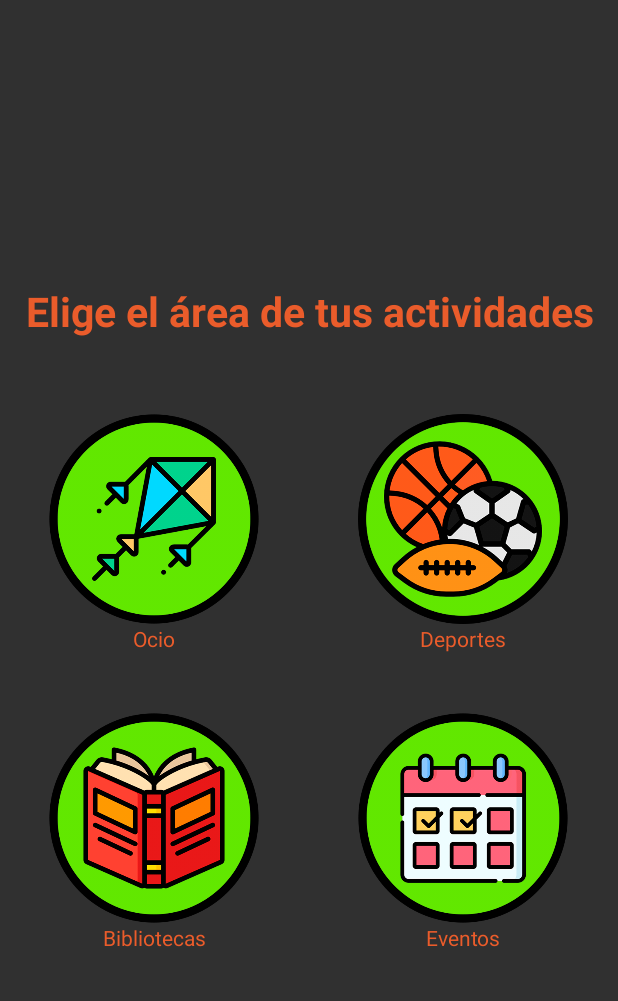
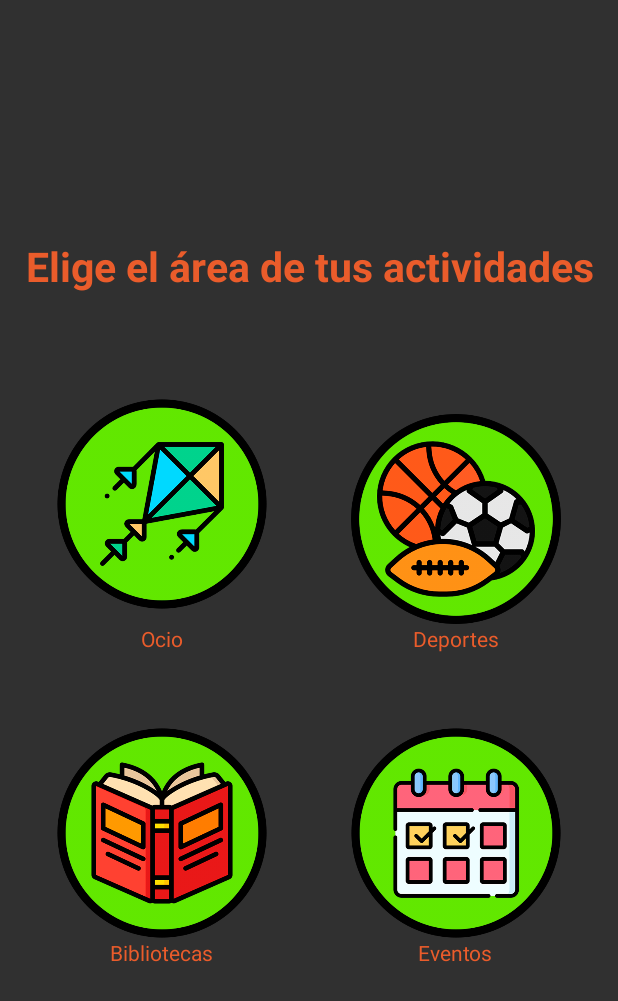
Before and after one commit to Sof396/CUMN, an Android app: the screen it shows after launch (MenuPrincipal), on a phone screen of 412 x 824 dp. Shown: the top 1001 px of the screen. Run offline under Robolectric (Android 15) with nearby library versions, the phone set to English and light mode, and no system bars.

```diff
--- a/app/src/main/res/layout/activity_menu.xml
+++ b/app/src/main/res/layout/activity_menu.xml
@@ -18,21 +18,22 @@
         android:textStyle="bold"
         android:textSize="27dp"
         android:textColor="@color/color_primario_oscuro"
-        android:text="Elige el área de tus actividades"/>
+        android:text="@string/titulo_categorías"/>
 
     <LinearLayout
         android:orientation="horizontal"
         android:layout_width="match_parent"
         android:layout_height="wrap_content"
         android:baselineAligned="false"
-        android:layout_marginBottom="40dp">
+        android:padding="10dp">
 
         <LinearLayout
             android:layout_width="0dp"
             android:layout_height="wrap_content"
             android:layout_weight="1"
             android:gravity="center"
-            android:orientation="vertical">
+            android:orientation="vertical"
+            android:padding="10dp">
 
             <ImageView
                 android:id="@+id/Ocio"
@@ -45,7 +46,8 @@
                 android:layout_height="wrap_content"
                 android:baselineAligned="false"
                 android:text="@string/Ocio"
-                android:textColor="@color/color_primario_oscuro" />
+                android:textColor="@color/color_primario_oscuro"
+                android:padding="10dp"/>
 
         </LinearLayout>
 
@@ -54,7 +56,8 @@
             android:layout_width="0dp"
             android:layout_weight="1"
             android:layout_height="match_parent"
-            android:orientation="vertical">
+            android:orientation="vertical"
+            android:padding="10dp">
             <ImageView
                 android:id="@+id/Deportes"
                 android:layout_width="140dp"
@@ -72,14 +75,16 @@
     <LinearLayout
         android:orientation="horizontal"
         android:layout_width="match_parent"
-        android:layout_height="wrap_content">
+        android:layout_height="wrap_content"
+        android:padding="10dp">
 
         <LinearLayout
             android:gravity="center"
             android:layout_width="0dp"
             android:layout_weight="1"
             android:layout_height="wrap_content"
-            android:orientation="vertical">
+            android:orientation="vertical"
+            android:padding="10dp">
             <ImageView
                 android:id="@+id/Bibliotecas"
                 android:layout_width="140dp"
@@ -98,7 +103,8 @@
             android:layout_height="match_parent"
             android:layout_weight="1"
             android:gravity="center"
-            android:orientation="vertical">
+            android:orientation="vertical"
+            android:padding="10dp">
 
             <ImageView
                 android:id="@+id/Eventos"
--- a/app/src/main/res/values/strings.xml
+++ b/app/src/main/res/values/strings.xml
@@ -1,8 +1,7 @@
 <resources>
     <string name="app_name">CUMN</string>
     <string name="bienvenido">Bienvenid@!</string>
-    <string name="button">Button</string>
-    <string name="elige_el_rea_de_tus_actividades">Elige el área de tus actividades</string>
+    <string name="titulo_categorías">Elige el área de tus actividades</string>
     <string name="Ocio">Ocio</string>
     <string name="Deportes">Deportes</string>
     <string name="Bibliotecas">Bibliotecas</string>
--- a/app/src/main/res/values/styles.xml
+++ b/app/src/main/res/values/styles.xml
@@ -4,6 +4,4 @@
         <item name="android:textSize">22dp</item>
     </style>
 
-    <style name="GreenText">n</style>
-
 </resources>
```
Also changed, not shown: app/src/main/res/layout/activity_main.xml (+6 -2 lines), app/src/main/res/font/press_regular.ttf (added).
